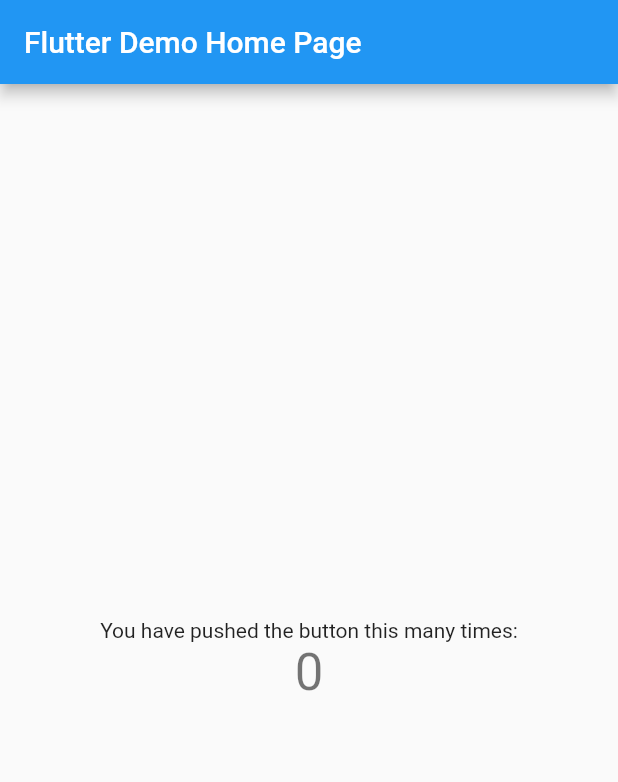
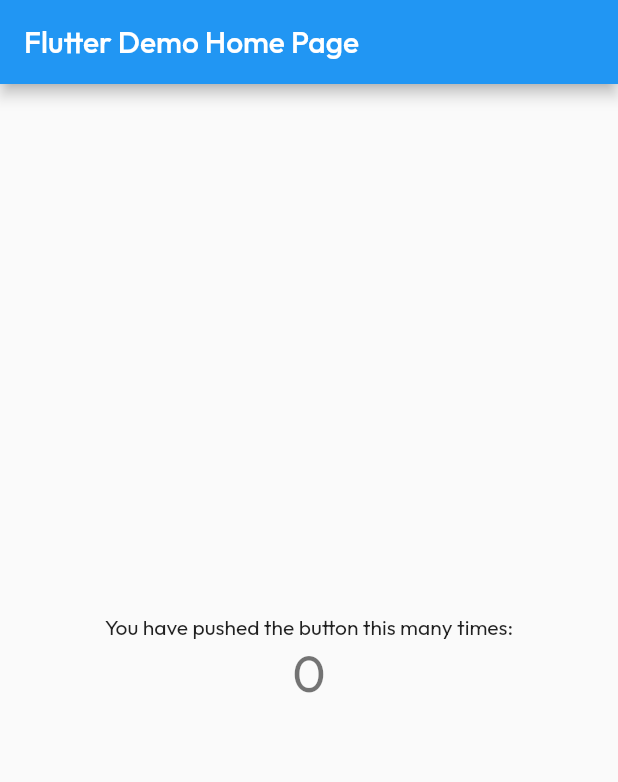
Before and after one commit to TarekMedhat/tapped_test_project, a Flutter app: the screen it shows after launch, on a phone screen of 412 x 824 dp. Shown: the top 782 px of the screen. Run offline on Flutter 3.47's test engine with Material 2 defaults, Android fonts, the phone set to English and light mode, and no system bars.

Commit message:
Init theme and fonts

```diff
--- /dev/null
+++ b/lib/common/constants/app_font_families.dart
@@ -0,0 +1,5 @@
+class AppFontFamilies {
+  AppFontFamilies._();
+
+  static const String outfit = 'Outfit';
+}
--- /dev/null
+++ b/lib/common/constants/app_theme.dart
@@ -0,0 +1,10 @@
+import 'package:flutter/material.dart';
+import 'package:tapped_test_project/common/constants/app_font_families.dart';
+
+class AppTheme {
+  AppTheme._();
+
+  static ThemeData primaryTheme(BuildContext context) => ThemeData(
+        fontFamily: AppFontFamilies.outfit,
+      );
+}
--- a/lib/main.dart
+++ b/lib/main.dart
@@ -1,4 +1,5 @@
 import 'package:flutter/material.dart';
+import 'package:tapped_test_project/common/constants/app_theme.dart';
 
 void main() {
   runApp(const MyApp());
@@ -11,19 +12,8 @@ class MyApp extends StatelessWidget {
   @override
   Widget build(BuildContext context) {
     return MaterialApp(
-      title: 'Flutter Demo',
-      theme: ThemeData(
-        // This is the theme of your application.
-        //
-        // Try running your application with "flutter run". You'll see the
-        // application has a blue toolbar. Then, without quitting the app, try
-        // changing the primarySwatch below to Colors.green and then invoke
-        // "hot reload" (press "r" in the console where you ran "flutter run",
-        // or simply save your changes to "hot reload" in a Flutter IDE).
-        // Notice that the counter didn't reset back to zero; the application
-        // is not restarted.
-        primarySwatch: Colors.blue,
-      ),
+      title: 'Tapped Test Project',
+      theme: AppTheme.primaryTheme(context),
       home: const MyHomePage(title: 'Flutter Demo Home Page'),
     );
   }
```
Also changed, not shown: pubspec.yaml (+22 -12 lines), assets/fonts/outfit/Outfit-Black.ttf (added), assets/fonts/outfit/Outfit-Bold.ttf (added), assets/fonts/outfit/Outfit-ExtraBold.ttf (added), assets/fonts/outfit/Outfit-ExtraLight.ttf (added), assets/fonts/outfit/Outfit-Light.ttf (added), assets/fonts/outfit/Outfit-Medium.ttf (added), assets/fonts/outfit/Outfit-Regular.ttf (added), assets/fonts/outfit/Outfit-SemiBold.ttf (added), assets/fonts/outfit/Outfit-Thin.ttf (added).
